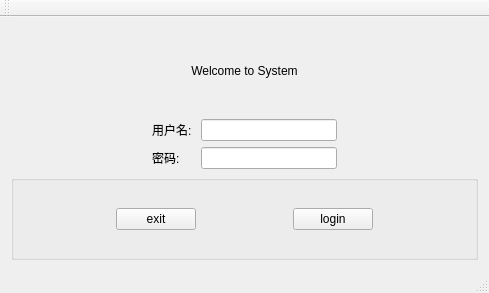
Qt form login/login.ui (RoyalSkye/Mine3D) before a commit.
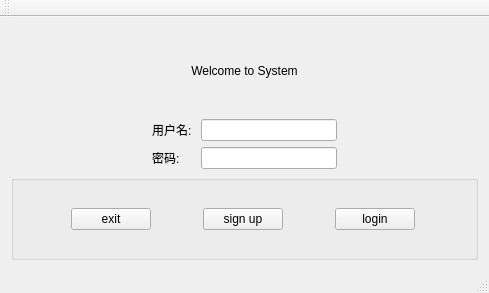
The same form after that commit.

Patch:
```diff
--- a/login/login.ui
+++ b/login/login.ui
@@ -140,6 +140,19 @@
          </property>
         </widget>
        </item>
+       <item>
+        <widget class="QPushButton" name="signup">
+         <property name="sizePolicy">
+          <sizepolicy hsizetype="Fixed" vsizetype="Fixed">
+           <horstretch>0</horstretch>
+           <verstretch>0</verstretch>
+          </sizepolicy>
+         </property>
+         <property name="text">
+          <string>sign up</string>
+         </property>
+        </widget>
+       </item>
        <item>
         <widget class="QPushButton" name="login">
          <property name="sizePolicy">
```
